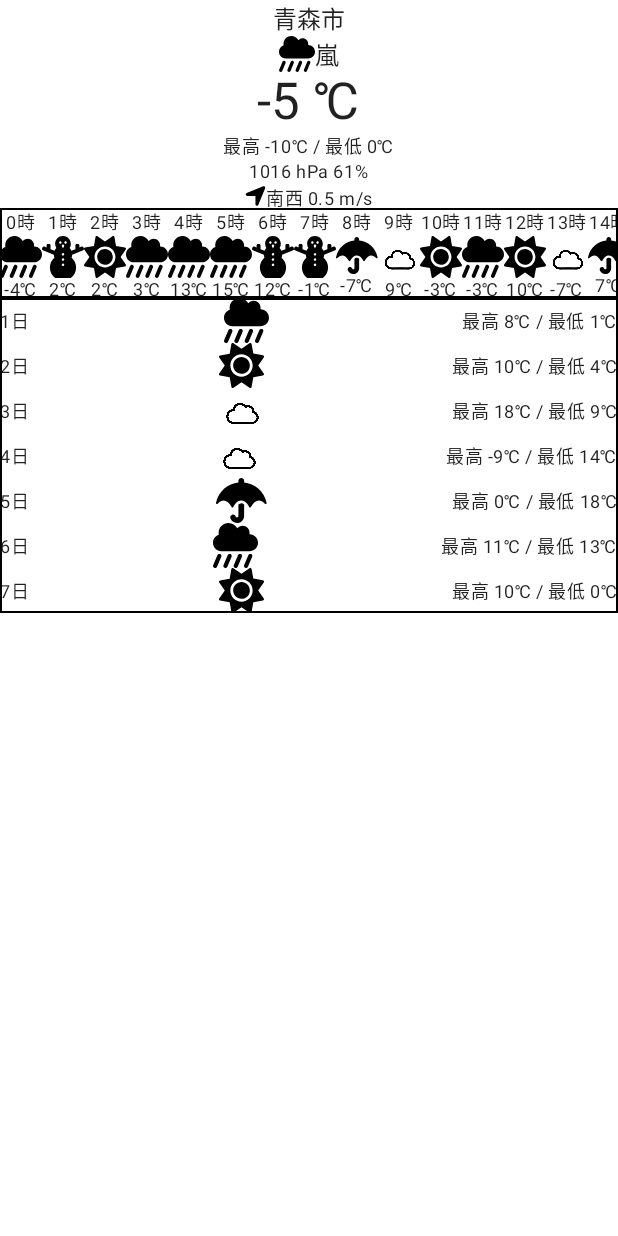
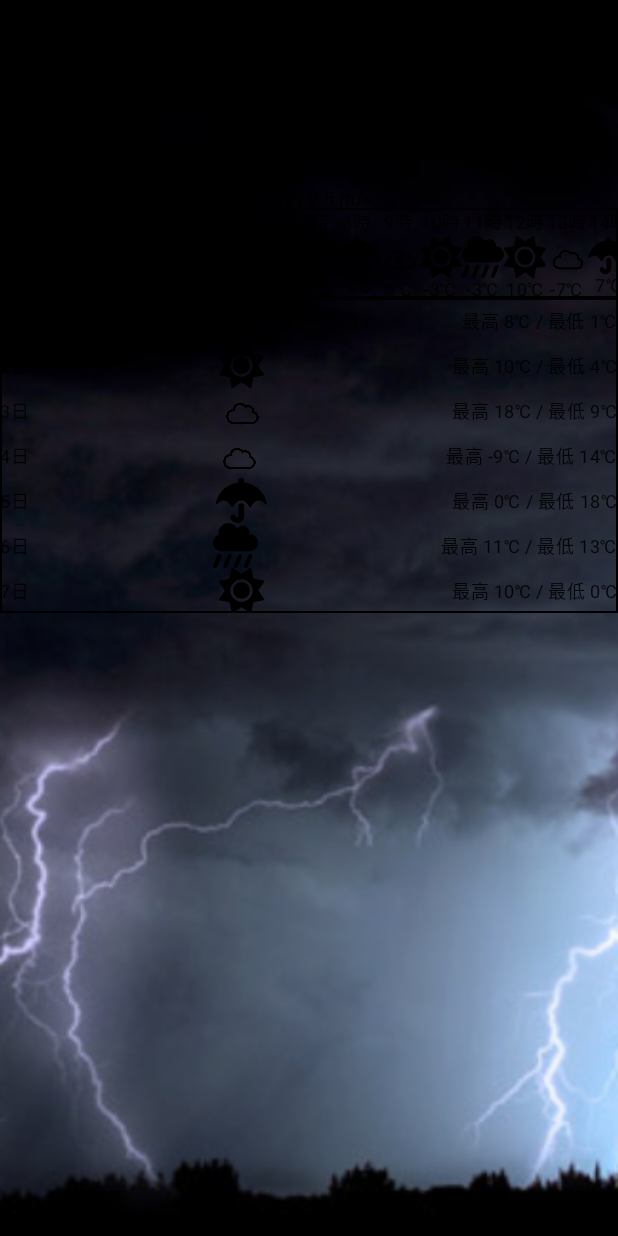
Before and after one commit to s-kamada/weather_apps, an Android app built with Jetpack Compose: the screen it shows after launch (MainActivity), on a phone screen of 412 x 824 dp. Run offline under Robolectric (Android 15) with nearby library versions, the phone set to English and light mode, and no system bars.

Commit message:
背景画像追加

```diff
--- a/app/src/main/java/com/example/weather_competition_1632/MainActivity.kt
+++ b/app/src/main/java/com/example/weather_competition_1632/MainActivity.kt
@@ -3,10 +3,15 @@ package com.example.weather_competition_1632
 import android.os.Bundle
 import androidx.activity.ComponentActivity
 import androidx.activity.compose.setContent
+import androidx.compose.foundation.Image
 import androidx.compose.foundation.layout.Column
+import androidx.compose.foundation.layout.fillMaxSize
 import androidx.compose.material.MaterialTheme
 import androidx.compose.material.Surface
 import androidx.compose.ui.Alignment
+import androidx.compose.ui.Modifier
+import androidx.compose.ui.layout.ContentScale
+import androidx.compose.ui.res.painterResource
 import com.example.weather_competition_1632.ui.theme.AppTheme
 
 class MainActivity : ComponentActivity() {
@@ -22,6 +27,14 @@ class MainActivity : ComponentActivity() {
                 Surface(
                     color = MaterialTheme.colors.background,
                 ) {
+                    // 背景画像を重ねる
+                    Image(
+                        painter = painterResource(id = weatherBusinessModel.weather.background()),
+                        contentDescription = "",
+                        contentScale = ContentScale.Crop,
+                        modifier = Modifier.fillMaxSize()
+                    )
+
                     Column(
                         horizontalAlignment = Alignment.CenterHorizontally
                     ) {
```
Also changed, not shown: app/src/main/res/drawable/bg_cloudy.jpeg (deleted), 1 other file.
